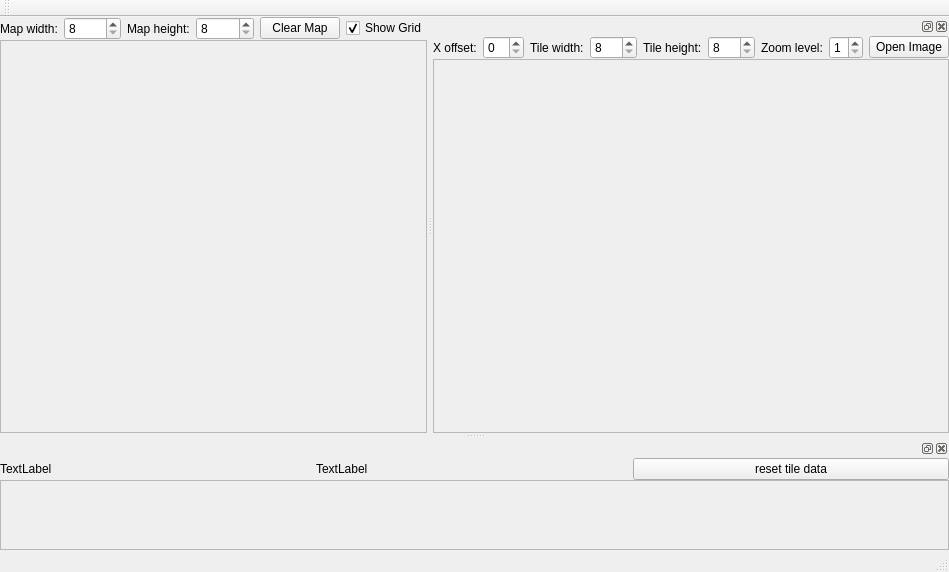
Before: the Qt Designer form mapeditor.ui in stoyan-shopov/TileMapEdit, drawn with Qt 5.
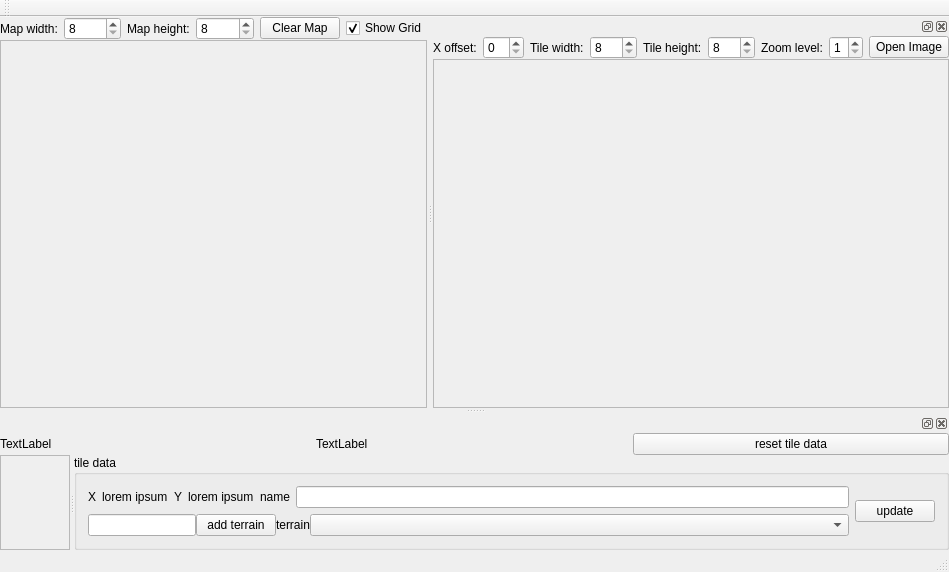
After: the same form once the commit is applied.

Diff of the .ui file:
```diff
--- a/mapeditor.ui
+++ b/mapeditor.ui
@@ -96,7 +96,7 @@
          <x>0</x>
          <y>0</y>
          <width>468</width>
-         <height>373</height>
+         <height>358</height>
         </rect>
        </property>
       </widget>
@@ -233,7 +233,7 @@
           <x>0</x>
           <y>0</y>
           <width>476</width>
-          <height>351</height>
+          <height>336</height>
          </rect>
         </property>
         <layout class="QVBoxLayout" name="verticalLayout_2"/>
@@ -248,7 +248,7 @@
     <number>8</number>
    </attribute>
    <widget class="QWidget" name="dockWidgetContents">
-    <layout class="QVBoxLayout" name="verticalLayout_4">
+    <layout class="QVBoxLayout" name="verticalLayout_4" stretch="0,1">
      <property name="spacing">
       <number>0</number>
      </property>
@@ -293,19 +293,111 @@
       </layout>
      </item>
      <item>
-      <widget class="QScrollArea" name="scrollAreaTileSet">
-       <property name="widgetResizable">
-        <bool>true</bool>
+      <widget class="QSplitter" name="splitterTileData">
+       <property name="orientation">
+        <enum>Qt::Horizontal</enum>
        </property>
-       <widget class="QWidget" name="scrollAreaTileSetWidget">
-        <property name="geometry">
-         <rect>
-          <x>0</x>
-          <y>0</y>
-          <width>947</width>
-          <height>69</height>
-         </rect>
+       <widget class="QScrollArea" name="scrollAreaTileSet">
+        <property name="widgetResizable">
+         <bool>true</bool>
         </property>
+        <widget class="QWidget" name="scrollAreaTileSetWidget">
+         <property name="geometry">
+          <rect>
+           <x>0</x>
+           <y>0</y>
+           <width>69</width>
+           <height>84</height>
+          </rect>
+         </property>
+        </widget>
+       </widget>
+       <widget class="QGroupBox" name="groupBox">
+        <property name="title">
+         <string>tile data</string>
+        </property>
+        <layout class="QGridLayout" name="gridLayout">
+         <item row="0" column="0">
+          <layout class="QHBoxLayout" name="horizontalLayout_4">
+           <item>
+            <widget class="QLabel" name="label_9">
+             <property name="text">
+              <string>X</string>
+             </property>
+            </widget>
+           </item>
+           <item>
+            <widget class="QLabel" name="labelTileX">
+             <property name="text">
+              <string>lorem ipsum</string>
+             </property>
+            </widget>
+           </item>
+           <item>
+            <widget class="QLabel" name="label_11">
+             <property name="text">
+              <string>Y</string>
+             </property>
+            </widget>
+           </item>
+           <item>
+            <widget class="QLabel" name="labelTileY">
+             <property name="text">
+              <string>lorem ipsum</string>
+             </property>
+            </widget>
+           </item>
+          </layout>
+         </item>
+         <item row="0" column="1">
+          <layout class="QHBoxLayout" name="horizontalLayout_5">
+           <item>
+            <widget class="QLabel" name="label_14">
+             <property name="text">
+              <string>name</string>
+             </property>
+            </widget>
+           </item>
+           <item>
+            <widget class="QLineEdit" name="lineEdit"/>
+           </item>
+          </layout>
+         </item>
+         <item row="0" column="2" rowspan="2">
+          <widget class="QPushButton" name="pushButtonUpdateTile">
+           <property name="text">
+            <string>update</string>
+           </property>
+          </widget>
+         </item>
+         <item row="1" column="0" colspan="2">
+          <layout class="QHBoxLayout" name="horizontalLayout_6" stretch="0,0,0,1">
+           <property name="spacing">
+            <number>0</number>
+           </property>
+           <item>
+            <widget class="QLineEdit" name="lineEditNewTerrain"/>
+           </item>
+           <item>
+            <widget class="QPushButton" name="pushButtonAddTerrain">
+             <property name="text">
+              <string>add terrain</string>
+             </property>
+            </widget>
+           </item>
+           <item>
+            <widget class="QLabel" name="label_13">
+             <property name="text">
+              <string>terrain</string>
+             </property>
+            </widget>
+           </item>
+           <item>
+            <widget class="QComboBox" name="comboBoxTerrains"/>
+           </item>
+          </layout>
+         </item>
+        </layout>
        </widget>
       </widget>
      </item>
```
